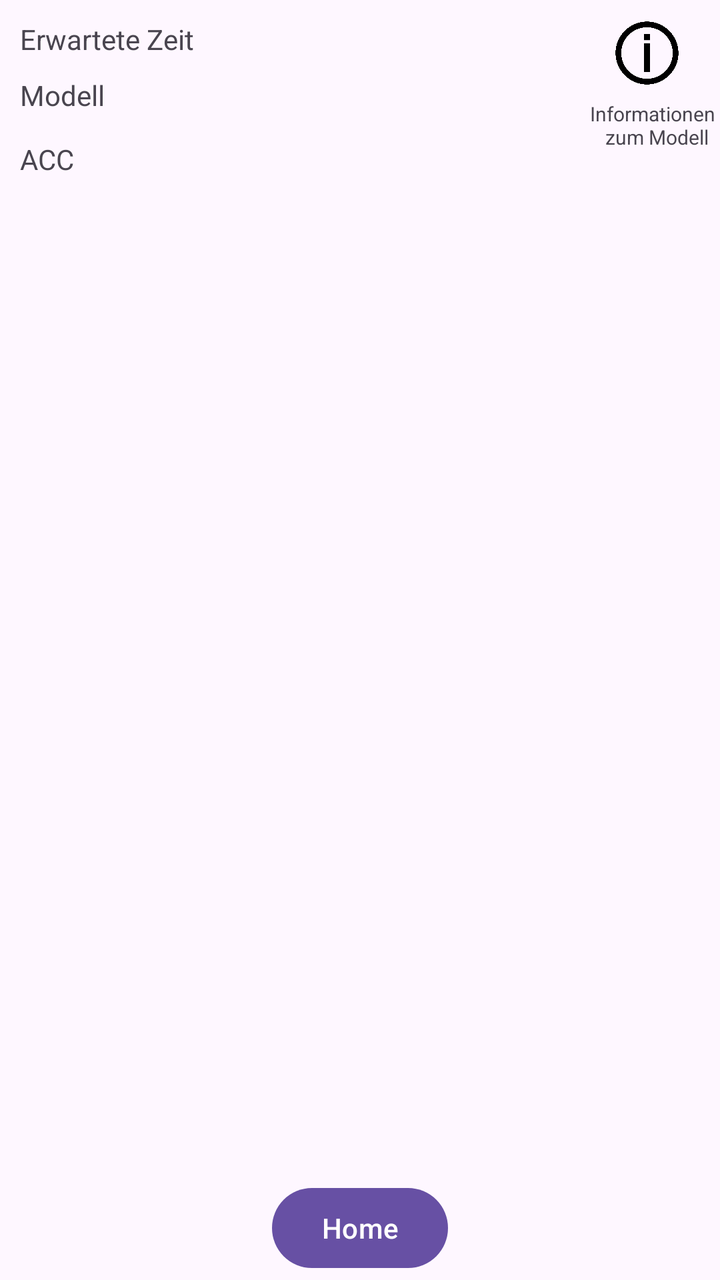
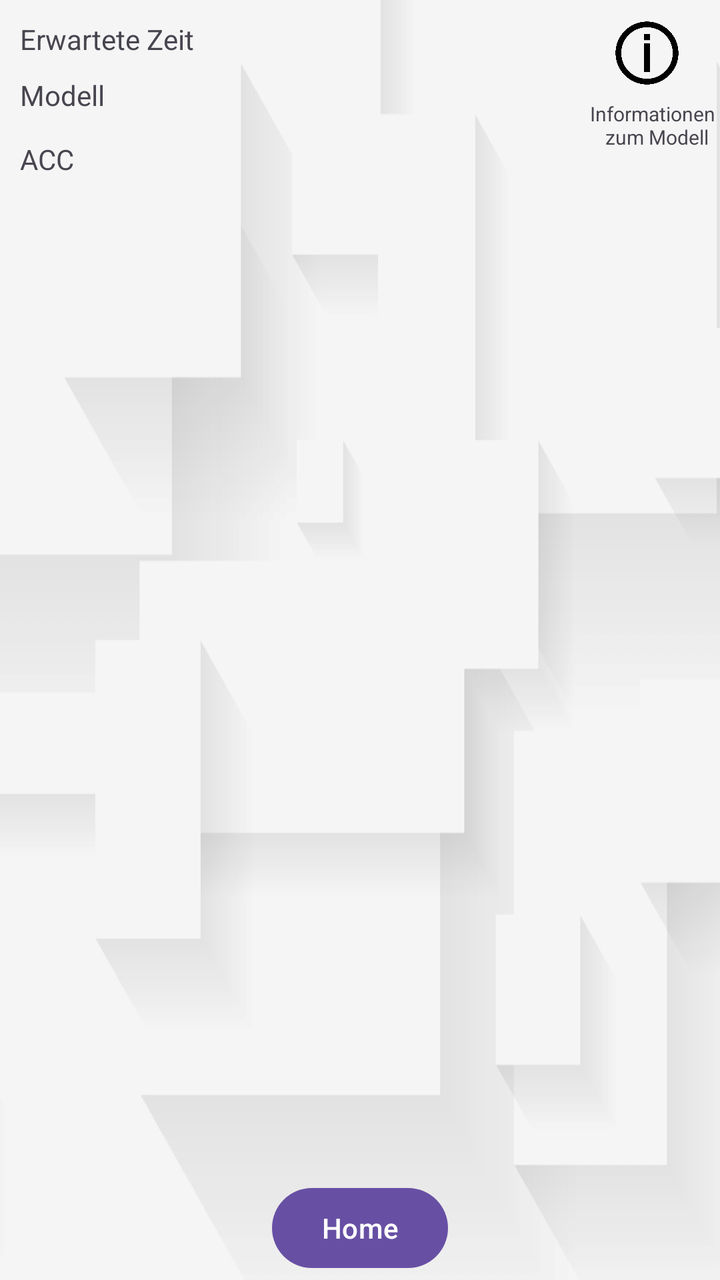

Compare the two renders of this Android layout. The source of the first and the diff that turns it into the second are given below.
<!-- AndroidManifest.xml: application theme Theme.TrafficSceneAnalyser -->
<!-- res/layout/activity_analysis_info.xml -->
<?xml version="1.0" encoding="utf-8"?>
<androidx.constraintlayout.widget.ConstraintLayout
    xmlns:android="http://schemas.android.com/apk/res/android"
    xmlns:app="http://schemas.android.com/apk/res-auto"
    xmlns:tools="http://schemas.android.com/tools"
    android:id="@+id/main"
    android:layout_width="match_parent"
    android:layout_height="match_parent"
    tools:context=".AnalysisInfoActivity">

  <LinearLayout
      android:id="@+id/linearLayout"
      android:layout_width="match_parent"
      android:layout_height="match_parent"
      android:layout_marginBottom="50dp"
      android:orientation="vertical"
      app:layout_constraintBottom_toBottomOf="parent"
      app:layout_constraintEnd_toEndOf="parent"
      app:layout_constraintStart_toStartOf="parent"
      app:layout_constraintTop_toTopOf="parent">

    <RelativeLayout
        android:id="@+id/cslayout"
        android:layout_width="match_parent"
        android:layout_height="100dp">

        <TextView
            android:id="@+id/viewErwarteteZeit"
            android:layout_width="wrap_content"
            android:layout_height="wrap_content"
            android:layout_alignParentStart="true"
            android:layout_marginStart="10dp"
            android:layout_marginTop="10dp"
            android:text="Erwartete Zeit" />

        <TextView
            android:id="@+id/viewModell"
            android:layout_width="wrap_content"
            android:layout_height="wrap_content"
            android:layout_alignParentStart="true"
            android:layout_marginStart="10dp"
            android:layout_marginTop="38dp"
            android:text="Modell" />

        <TextView
            android:id="@+id/viewAccuracy"
            android:layout_width="wrap_content"
            android:layout_height="wrap_content"
            android:layout_alignParentStart="true"
            android:layout_marginStart="10dp"
            android:layout_marginTop="70dp"
            android:text="ACC" />

        <ImageButton
            android:id="@+id/btnInfo"
            android:layout_width="73dp"
            android:layout_height="53dp"
            android:layout_alignParentEnd="true"
            android:layout_marginEnd="0dp"
            android:backgroundTint="#00FFFFFF"
            android:scaleType="fitCenter"
            android:src="@drawable/infobutton" />

        <TextView
            android:layout_width="wrap_content"
            android:layout_height="wrap_content"
            android:layout_alignParentEnd="true"
            android:layout_marginTop="50dp"
            android:text="Informationen \n zum Modell"
            android:textAlignment="center"
            android:textSize="10sp" />

        <com.airbnb.lottie.LottieAnimationView
            android:id="@+id/animation"
            app:lottie_autoPlay="false"
            app:lottie_loop="true"
            android:layout_width="100dp"
            android:layout_height="100dp"
            android:visibility="gone"
            android:layout_centerInParent="true"
            app:lottie_rawRes="@raw/animation"/>

        <com.airbnb.lottie.LottieAnimationView
            android:id="@+id/animationdone"
            app:lottie_autoPlay="false"
            app:lottie_loop="false"
            android:layout_width="100dp"
            android:layout_height="100dp"
            android:visibility="gone"
            android:layout_centerInParent="true"
            app:lottie_rawRes="@raw/animation_abgeschlossen"/>
      
    </RelativeLayout>

    <androidx.recyclerview.widget.RecyclerView
        android:id="@+id/recyclerView"
        android:layout_width="match_parent"
        android:layout_height="match_parent" />

  </LinearLayout>

  <Button
      android:id="@+id/homeButton"
      android:layout_width="wrap_content"
      android:layout_height="wrap_content"
      android:text="Home"
      app:layout_constraintEnd_toEndOf="parent"
      app:layout_constraintStart_toStartOf="parent"
      app:layout_constraintTop_toBottomOf="@+id/linearLayout" />

</androidx.constraintlayout.widget.ConstraintLayout>
<!-- resources referenced by this layout -->
<resources>
  <!-- drawable infobutton: png bitmap (drawable, 34056 bytes) -->
  <style name="Theme.TrafficSceneAnalyser" parent="Base.Theme.TrafficSceneAnalyser" />
  <style name="Base.Theme.TrafficSceneAnalyser" parent="Theme.Material3.DayNight.NoActionBar">
          
          
      </style>
</resources>

<!-- the commit's change to res/layout/activity_analysis_info.xml (unified diff, before → after) -->
@@ -6,7 +6,8 @@
     android:id="@+id/main"
     android:layout_width="match_parent"
     android:layout_height="match_parent"
-    tools:context=".AnalysisInfoActivity">
+    tools:context=".AnalysisInfoActivity"
+    android:background="@drawable/background">
 
   <LinearLayout
       android:id="@+id/linearLayout"
@@ -106,6 +107,7 @@
       android:text="Home"
       app:layout_constraintEnd_toEndOf="parent"
       app:layout_constraintStart_toStartOf="parent"
-      app:layout_constraintTop_toBottomOf="@+id/linearLayout" />
+      app:layout_constraintTop_toBottomOf="@+id/linearLayout"
+      android:src="@drawable/home1"/>
 
 </androidx.constraintlayout.widget.ConstraintLayout>
<!-- resource entries referenced after the edit -->
@@ -1,5 +1,7 @@
 <!-- resources referenced by this layout -->
 <resources>
+  <!-- drawable background: png bitmap (drawable-hdpi, 37305 bytes) -->
+  <!-- drawable home1: png bitmap (drawable, 7782 bytes) -->
   <!-- drawable infobutton: png bitmap (drawable, 34056 bytes) -->
   <style name="Theme.TrafficSceneAnalyser" parent="Base.Theme.TrafficSceneAnalyser" />
   <style name="Base.Theme.TrafficSceneAnalyser" parent="Theme.Material3.DayNight.NoActionBar">
